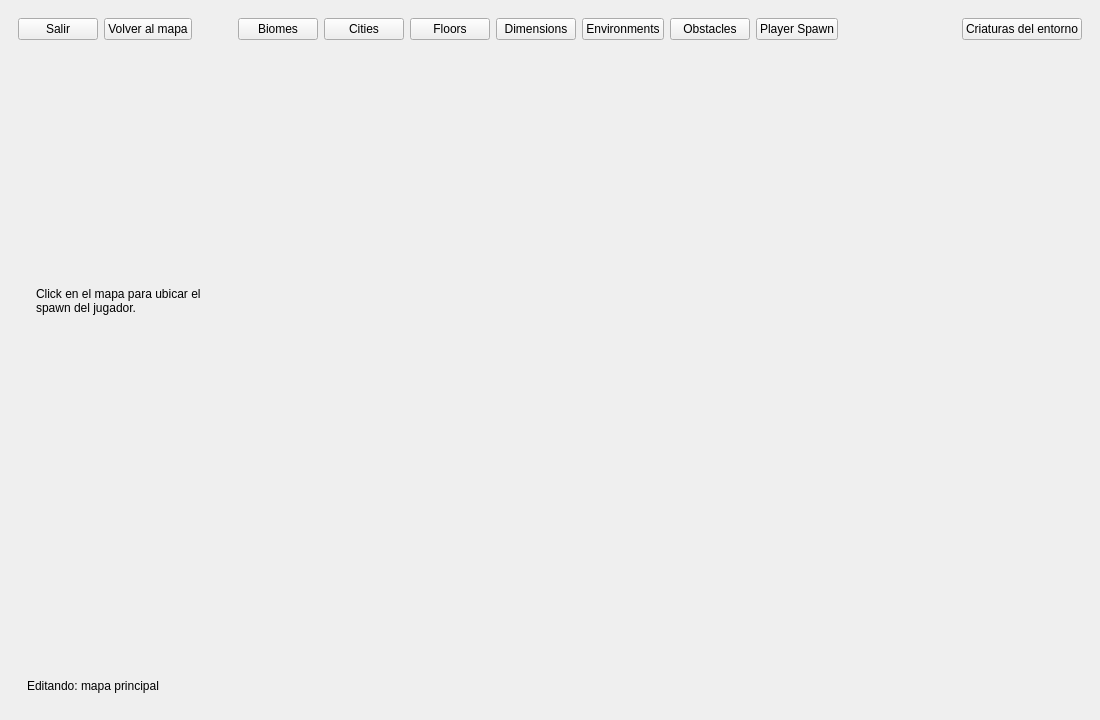
Old version of the form editor/EditorWindow.ui in the repository NicolasdelaTorre/TP_Grupal_Grupo_09_Argentum.
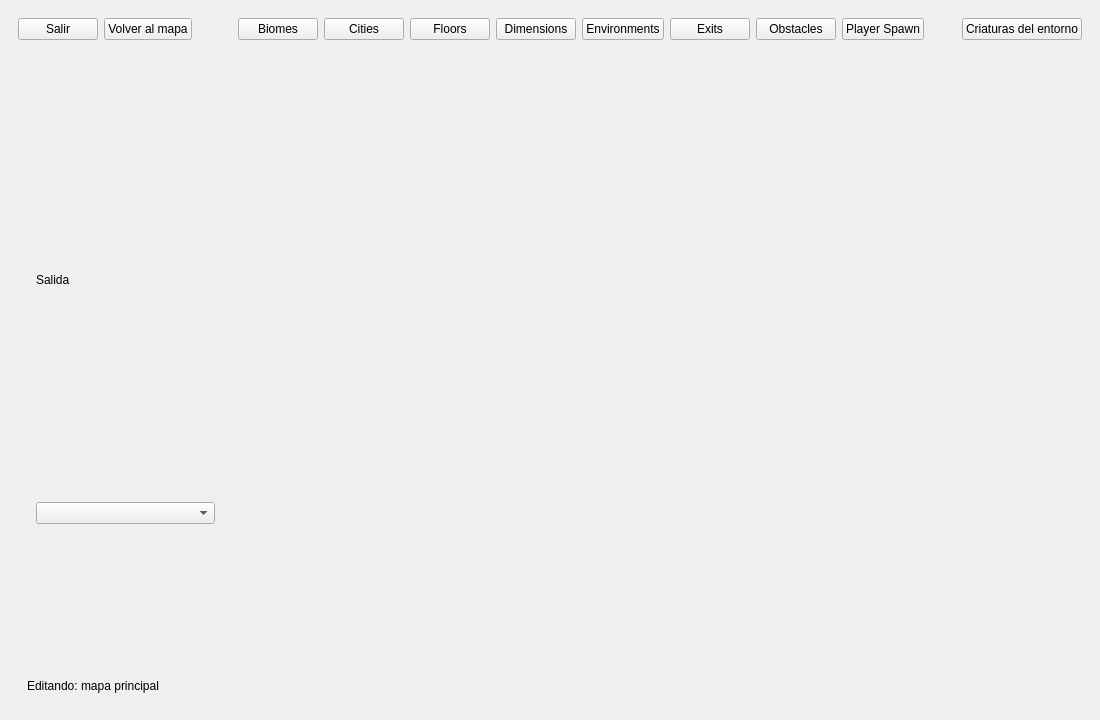
New version of the form. The open tabs and pages were chosen to show the change.

Commit message: added environment exits

Diff of the .ui file:
```diff
--- a/editor/EditorWindow.ui
+++ b/editor/EditorWindow.ui
@@ -379,6 +379,16 @@
             </property>
            </widget>
           </item>
+          <item>
+           <widget class="QPushButton" name="btnModeExits">
+            <property name="text">
+             <string>Exits</string>
+            </property>
+            <property name="checkable">
+             <bool>true</bool>
+            </property>
+           </widget>
+          </item>
           <item>
            <widget class="QPushButton" name="btnModeObstacles">
             <property name="text">
@@ -805,6 +815,20 @@
                  </item>
                 </layout>
                </widget>
+               <widget class="QWidget" name="pageToolExits">
+                <layout class="QVBoxLayout" name="exitToolsLayout">
+                 <item>
+                  <widget class="QLabel" name="labelExit">
+                   <property name="text">
+                    <string>Salida</string>
+                   </property>
+                  </widget>
+                 </item>
+                 <item>
+                  <widget class="QComboBox" name="comboExitTemplate"/>
+                 </item>
+                </layout>
+               </widget>
                <widget class="QWidget" name="pageToolFloors">
                 <layout class="QVBoxLayout" name="floorToolsLayout">
                  <item>
```
The commit also changes 68 other files.
